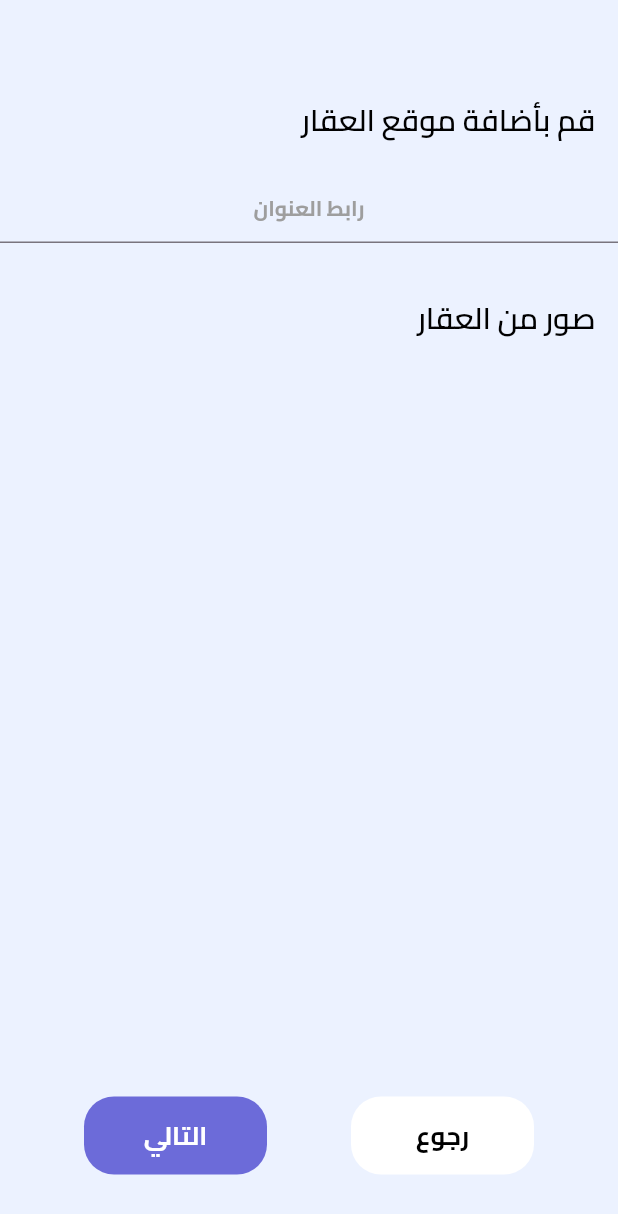
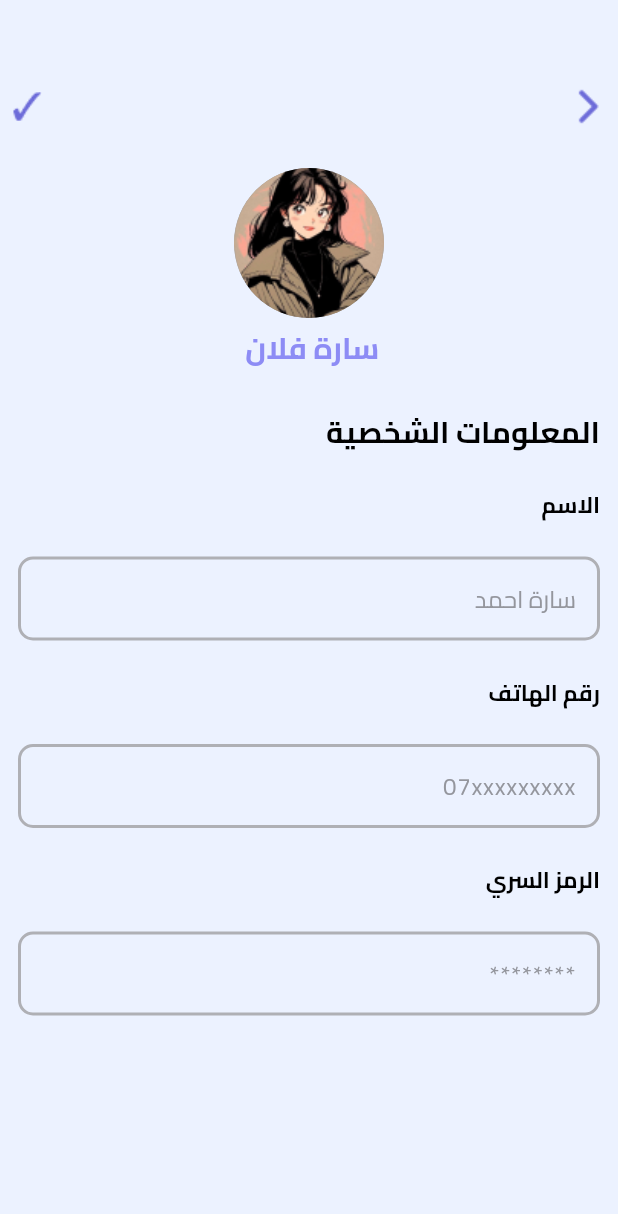
Before and after one commit to bishamoon/real_estate_project, a Flutter app: the screen it shows after launch, on a phone screen of 412 x 824 dp. Shown: the top 1214 px of the screen. Run offline on Flutter 3.47's test engine with Material 3 defaults, Android fonts, the phone set to English and light mode, and no system bars; our stand-ins replace flutter_svg, smooth_page_indicator.

Commit message:
add profile screens

```diff
--- a/lib/main.dart
+++ b/lib/main.dart
@@ -8,7 +8,9 @@ import 'screens/addNewHouse/addnewHouse2.dart';
 import 'screens/auth/forgetpassword.dart';
 import 'screens/auth/signInScreen.dart';
 import 'screens/auth/signUpScreen.dart';
-import 'screens/favoriteScreen.dart';
+import 'screens/fav/favoriteScreen.dart';
+import 'screens/profile/editProfile.dart';
+import 'screens/profile/profile.dart';
 
 void main() {
   runApp(const MyApp());
@@ -25,7 +27,7 @@ class MyApp extends StatelessWidget {
       theme: ThemeData(
         scaffoldBackgroundColor: AppColors.backgroundColor,
       ),
-      home: AddNewHouse2(),
+      home: EditProfile(),
       routes: {
         '/SignInScreen': (context) => const SignInScreen(),
         '/SignUpScreen': (context) => const SignUpScreen(),
--- a/lib/screens/dashboard/dashboard_screen.dart
+++ b/lib/screens/dashboard/dashboard_screen.dart
@@ -1,6 +1,6 @@
 import 'package:flutter/material.dart';
 import 'package:real_estate/componets/appColors.dart';
-import 'package:real_estate/screens/favoriteScreen.dart';
+import 'package:real_estate/screens/fav/favoriteScreen.dart';
 import 'package:real_estate/screens/homescreen/homeScreen.dart';
 import 'package:real_estate/screens/search/searchScreen.dart';
 
--- a/lib/screens/favoriteScreen.dart
+++ b/lib/screens/fav/favoriteScreen.dart
@@ -1,7 +1,7 @@
 import 'package:flutter/material.dart';
 
-import '../componets/appColors.dart';
-import '../componets/widgets/nearbyCard2.dart';
+import '../../componets/appColors.dart';
+import '../../componets/widgets/nearbyCard2.dart';
 
 class FavoriteScreen extends StatefulWidget {
   const FavoriteScreen({Key? key}) : super(key: key);
--- a/lib/screens/noFav.dart
+++ b/lib/screens/fav/noFav.dart
@@ -2,7 +2,7 @@ import 'package:flutter/material.dart';
 import 'package:real_estate/componets/appColors.dart';
 import 'package:real_estate/componets/widgets/addButton.dart';
 
-import '../componets/widgets/customNavBar.dart';
+import '../../componets/widgets/customNavBar.dart';
 
 class NoFav extends StatelessWidget {
   const NoFav({super.key});
--- /dev/null
+++ b/lib/screens/profile/editProfile.dart
@@ -0,0 +1,178 @@
+import 'package:flutter/material.dart';
+
+import '../../componets/appColors.dart';
+import '../../componets/widgets/defaultTextField.dart';
+
+class EditProfile extends StatefulWidget {
+  const EditProfile({super.key});
+
+  @override
+  State<EditProfile> createState() => _EditProfileState();
+}
+
+class _EditProfileState extends State<EditProfile> {
+  TextEditingController _controllerName = TextEditingController();
+  TextEditingController _controllerPhoneNumber = TextEditingController();
+  TextEditingController _controllerpassword = TextEditingController();
+
+  @override
+  Widget build(BuildContext context) {
+    return Scaffold(
+      body: Directionality(
+        textDirection: TextDirection.rtl,
+        child: SingleChildScrollView(
+          child: Column(
+            children: [
+              SizedBox(
+                height: 50,
+              ),
+              Padding(
+                padding: const EdgeInsets.all(8.0),
+                child: Row(
+                  mainAxisAlignment: MainAxisAlignment.spaceBetween,
+                  children: [
+                    GestureDetector(
+                      onTap: () {},
+                      child: Image.asset("assets/img/ep_arrow-left-bold.png"),
+                    ),
+                    GestureDetector(
+                      onTap: () {},
+                      child: Image.asset("assets/img/ok.png"),
+                    ),
+                  ],
+                ),
+              ),
+              SizedBox(
+                height: 20,
+              ),
+              Center(
+                child: Column(
+                  children: [
+                    CircleAvatar(
+                      radius: 50, // Adjust the size of the circle as needed
+                      backgroundColor:
+                          Colors.grey, // Background color of the circle
+                      backgroundImage: AssetImage(
+                          'assets/img/imgprofile.png'), // Image to be displayed inside the circle
+                      // You can also use NetworkImage for images from the internet: NetworkImage('url_of_image')
+                    ),
+                    SizedBox(
+                      height: 5,
+                    ),
+                    Text(
+                      "سارة فلان ",
+                      style: TextStyle(
+                        color: AppColors.primaryColor,
+                        fontSize: 20,
+                        fontFamily: 'Cairo',
+                        fontWeight: FontWeight.w700,
+                      ),
+                    ),
+                  ],
+                ),
+              ),
+              SizedBox(
+                height: 15,
+              ),
+              Padding(
+                padding: const EdgeInsets.all(12.0),
+                child: Row(
+                  mainAxisAlignment: MainAxisAlignment.spaceBetween,
+                  children: [
+                    Text(
+                      "المعلومات الشخصية",
+                      style: TextStyle(
+                        color: Colors.black,
+                        fontSize: 20,
+                        fontFamily: 'Cairo',
+                        fontWeight: FontWeight.w700,
+                      ),
+                    ),
+                    SizedBox(
+                      width: 30,
+                    ),
+                  ],
+                ),
+              ),
+              Padding(
+                padding: const EdgeInsets.all(12.0),
+                child: Row(
+                  mainAxisAlignment: MainAxisAlignment.spaceBetween,
+                  children: [
+                    Text(
+                      "الاسم",
+                      style: TextStyle(
+                        color: Colors.black,
+                        fontSize: 15,
+                        fontFamily: 'Cairo',
+                        fontWeight: FontWeight.w700,
+                      ),
+                    ),
+                    SizedBox(
+                      width: 40,
+                    ),
+                  ],
+                ),
+              ),
+              defaultTextField(
+                hintText: "سارة احمد",
+                controller: _controllerName,
+                validator: (p0) {},
+              ),
+              Padding(
+                padding: const EdgeInsets.all(12.0),
+                child: Row(
+                  mainAxisAlignment: MainAxisAlignment.spaceBetween,
+                  children: [
+                    Text(
+                      "رقم الهاتف",
+                      style: TextStyle(
+                        color: Colors.black,
+                        fontSize: 15,
+                        fontFamily: 'Cairo',
+                        fontWeight: FontWeight.w700,
+                      ),
+                    ),
+                    SizedBox(
+                      width: 40,
+                    ),
+                  ],
+                ),
+              ),
+              defaultTextField(
+                  hintText: "07xxxxxxxxx",
+                  controller: _controllerPhoneNumber,
+                  validator: (p0) {},
+                  keyboardType: TextInputType.numberWithOptions()),
+              Padding(
+                padding: const EdgeInsets.all(12.0),
+                child: Row(
+                  mainAxisAlignment: MainAxisAlignment.spaceBetween,
+                  children: [
+                    Text(
+                      "الرمز السري",
+                      style: TextStyle(
+                        color: Colors.black,
+                        fontSize: 15,
+                        fontFamily: 'Cairo',
+                        fontWeight: FontWeight.w700,
+                      ),
+                    ),
+                    SizedBox(
+                      width: 40,
+                    ),
+                  ],
+                ),
+              ),
+              defaultTextField(
+                  hintText: "********",
+                  controller: _controllerpassword,
+                  validator: (p0) {},
+                  keyboardType: TextInputType.visiblePassword)
+            ],
+          ),
+        ),
+      ),
+    );
+  }
+}
```
Also changed, not shown: lib/screens/profile/profile.dart (added, +125 -0 lines), assets/img/edit.png (added), assets/img/ep_arrow-left-bold.png (added), assets/img/imgprofile.png (added), assets/img/ok.png (added).
